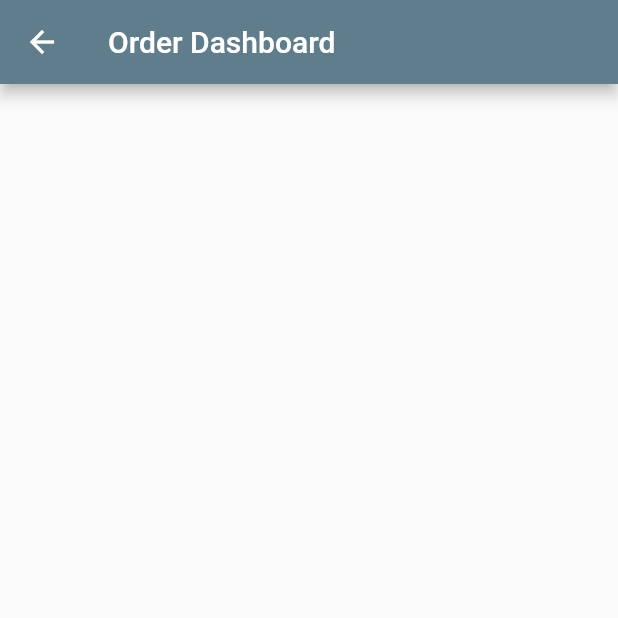
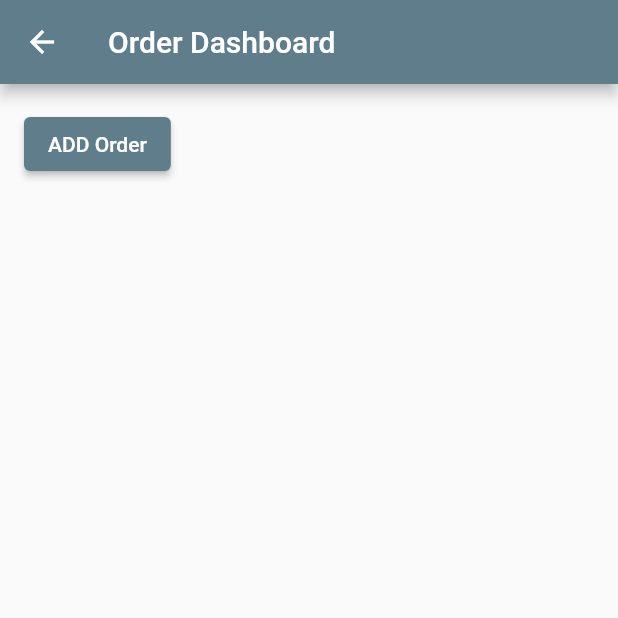
Before and after one commit to aagneye-syam/flutter_management_app, a Flutter app: the screen it shows after launch, on a phone screen of 412 x 824 dp, the top half of it. Run offline on Flutter 3.47's test engine with Material 2 defaults, Android fonts, the phone set to English and light mode, and no system bars.

Commit message:
ElevatedButton for ADD ORDER added

```diff
--- a/lib/OrderDashboard.dart
+++ b/lib/OrderDashboard.dart
@@ -24,6 +24,14 @@ class OrderDashboard extends StatelessWidget {
           padding: const EdgeInsets.all(16.0),
           child: Column(
             crossAxisAlignment: CrossAxisAlignment.start,
+            children: [
+              ElevatedButton(
+                onPressed: () {
+                  //action
+                },
+                child: Text('ADD Order'),
+              )
+            ],
           ),
         ),
       ),
```
